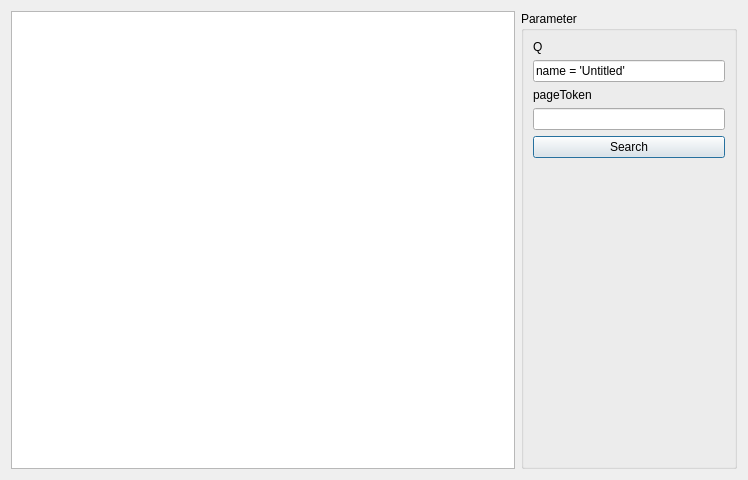
This is GDriveApp/src/searchdialog.ui in Loukei/portfolio as Qt 5 draws it before an edit. The edited form follows.
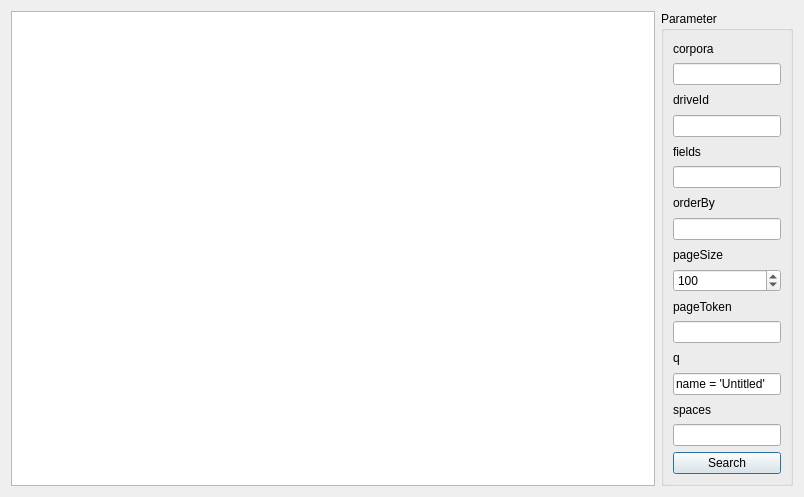
This is the edited form.

The edit to the form file:
```diff
--- a/GDriveApp/src/searchdialog.ui
+++ b/GDriveApp/src/searchdialog.ui
@@ -6,8 +6,8 @@
    <rect>
     <x>0</x>
     <y>0</y>
-    <width>748</width>
-    <height>480</height>
+    <width>804</width>
+    <height>497</height>
    </rect>
   </property>
   <property name="windowTitle">
@@ -16,7 +16,7 @@
   <property name="whatsThis">
    <string>&lt;html&gt;&lt;head/&gt;&lt;body&gt;&lt;p&gt;Use the drive api to search file or folder.&lt;/p&gt;&lt;p&gt;Follow instruction here:&lt;a href=&quot;https://developers.google.com/drive/api/v3/search-files&quot;&gt;&lt;span style=&quot; text-decoration: underline; color:#0000ff;&quot;&gt;Search for files and folders&lt;/span&gt;&lt;/a&gt;&lt;/p&gt;&lt;/body&gt;&lt;/html&gt;</string>
   </property>
-  <layout class="QHBoxLayout" name="horizontalLayout" stretch="7,3">
+  <layout class="QHBoxLayout" name="horizontalLayout" stretch="7,0">
    <item>
     <widget class="QTreeView" name="treeView"/>
    </item>
@@ -27,22 +27,62 @@
      </property>
      <layout class="QVBoxLayout" name="verticalLayout">
       <item>
-       <widget class="QLabel" name="label_Q">
-        <property name="sizePolicy">
-         <sizepolicy hsizetype="Preferred" vsizetype="Preferred">
-          <horstretch>0</horstretch>
-          <verstretch>0</verstretch>
-         </sizepolicy>
+       <widget class="QLabel" name="label_corpora">
+        <property name="text">
+         <string>corpora</string>
         </property>
+       </widget>
+      </item>
+      <item>
+       <widget class="QLineEdit" name="lineEdit_corpora"/>
+      </item>
+      <item>
+       <widget class="QLabel" name="label_driveId">
         <property name="text">
-         <string>Q</string>
+         <string>driveId</string>
         </property>
        </widget>
       </item>
       <item>
-       <widget class="QLineEdit" name="lineEdit_Q">
+       <widget class="QLineEdit" name="lineEdit_driveId"/>
+      </item>
+      <item>
+       <widget class="QLabel" name="label_fields">
         <property name="text">
-         <string>name = 'Untitled'</string>
+         <string>fields</string>
+        </property>
+       </widget>
+      </item>
+      <item>
+       <widget class="QLineEdit" name="lineEdit_fields"/>
+      </item>
+      <item>
+       <widget class="QLabel" name="label_orderBy">
+        <property name="text">
+         <string>orderBy</string>
+        </property>
+       </widget>
+      </item>
+      <item>
+       <widget class="QLineEdit" name="lineEdit_orderBy"/>
+      </item>
+      <item>
+       <widget class="QLabel" name="label_pageSize">
+        <property name="text">
+         <string>pageSize</string>
+        </property>
+       </widget>
+      </item>
+      <item>
+       <widget class="QSpinBox" name="spinBox_pageSize">
+        <property name="minimum">
+         <number>1</number>
+        </property>
+        <property name="maximum">
+         <number>1000</number>
+        </property>
+        <property name="value">
+         <number>100</number>
         </property>
        </widget>
       </item>
@@ -62,6 +102,36 @@
       <item>
        <widget class="QLineEdit" name="lineEdit_pageToken"/>
       </item>
+      <item>
+       <widget class="QLabel" name="label_Q">
+        <property name="sizePolicy">
+         <sizepolicy hsizetype="Preferred" vsizetype="Preferred">
+          <horstretch>0</horstretch>
+          <verstretch>0</verstretch>
+         </sizepolicy>
+        </property>
+        <property name="text">
+         <string>q</string>
+        </property>
+       </widget>
+      </item>
+      <item>
+       <widget class="QLineEdit" name="lineEdit_Q">
+        <property name="text">
+         <string>name = 'Untitled'</string>
+        </property>
+       </widget>
+      </item>
+      <item>
+       <widget class="QLabel" name="label_spaces">
+        <property name="text">
+         <string>spaces</string>
+        </property>
+       </widget>
+      </item>
+      <item>
+       <widget class="QLineEdit" name="lineEdit_spaces"/>
+      </item>
       <item>
        <widget class="QPushButton" name="pushButton_search">
         <property name="text">
@@ -69,19 +139,6 @@
         </property>
        </widget>
       </item>
-      <item>
-       <spacer name="verticalSpacer">
-        <property name="orientation">
-         <enum>Qt::Vertical</enum>
-        </property>
-        <property name="sizeHint" stdset="0">
-         <size>
-          <width>20</width>
-          <height>40</height>
-         </size>
-        </property>
-       </spacer>
-      </item>
      </layout>
     </widget>
    </item>
```
